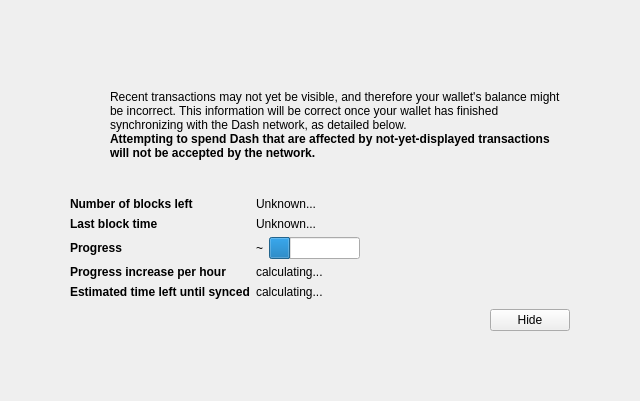
Above: src/qt/forms/modaloverlay.ui from Captain-Cucumber/pprfnk1 before the change. Below: the same form after it.
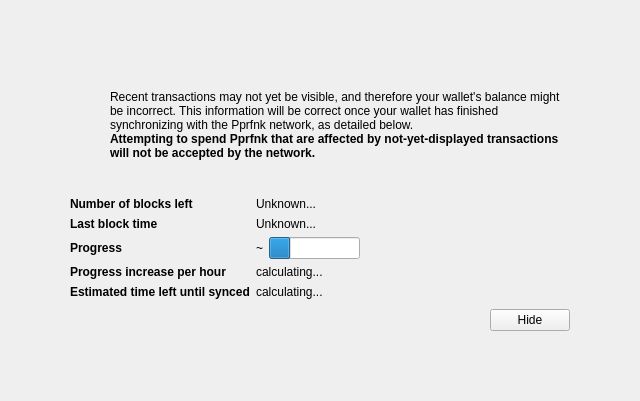
That is the form after the change. Icons and pictures are not drawn. Custom widgets are drawn as their Qt base class.

Commit message: dash-->pprfnk

```diff
--- a/src/qt/forms/modaloverlay.ui
+++ b/src/qt/forms/modaloverlay.ui
@@ -128,7 +128,7 @@
              <item>
               <widget class="QLabel" name="infoText">
                <property name="text">
-                <string>Recent transactions may not yet be visible, and therefore your wallet's balance might be incorrect. This information will be correct once your wallet has finished synchronizing with the Dash network, as detailed below.</string>
+                <string>Recent transactions may not yet be visible, and therefore your wallet's balance might be incorrect. This information will be correct once your wallet has finished synchronizing with the Pprfnk network, as detailed below.</string>
                </property>
                <property name="textFormat">
                 <enum>Qt::RichText</enum>
@@ -147,7 +147,7 @@
                 </font>
                </property>
                <property name="text">
-                <string>Attempting to spend Dash that are affected by not-yet-displayed transactions will not be accepted by the network.</string>
+                <string>Attempting to spend Pprfnk that are affected by not-yet-displayed transactions will not be accepted by the network.</string>
                </property>
                <property name="textFormat">
                 <enum>Qt::RichText</enum>
```
The commit also changes 427 other files.
